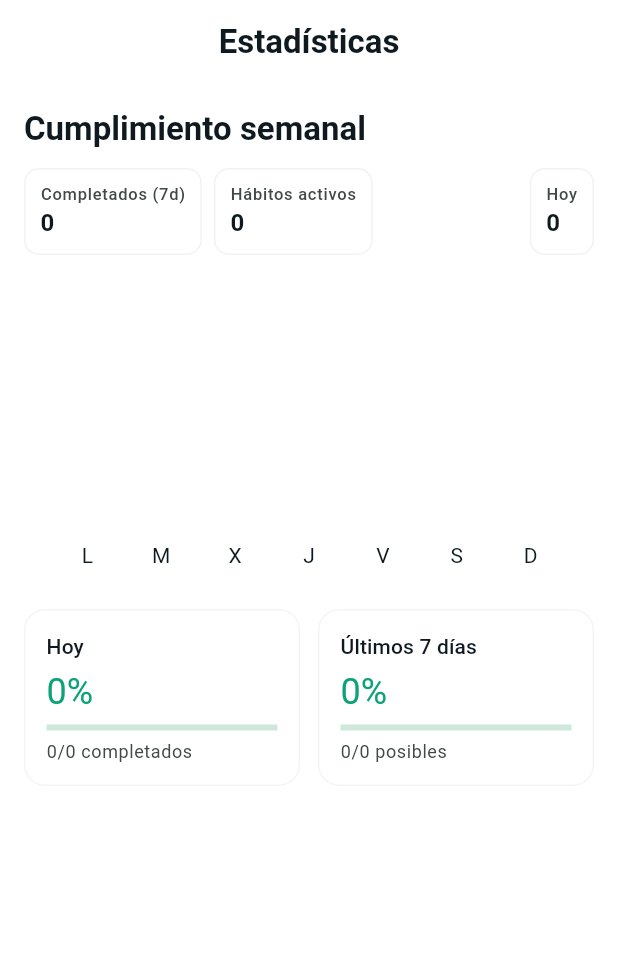
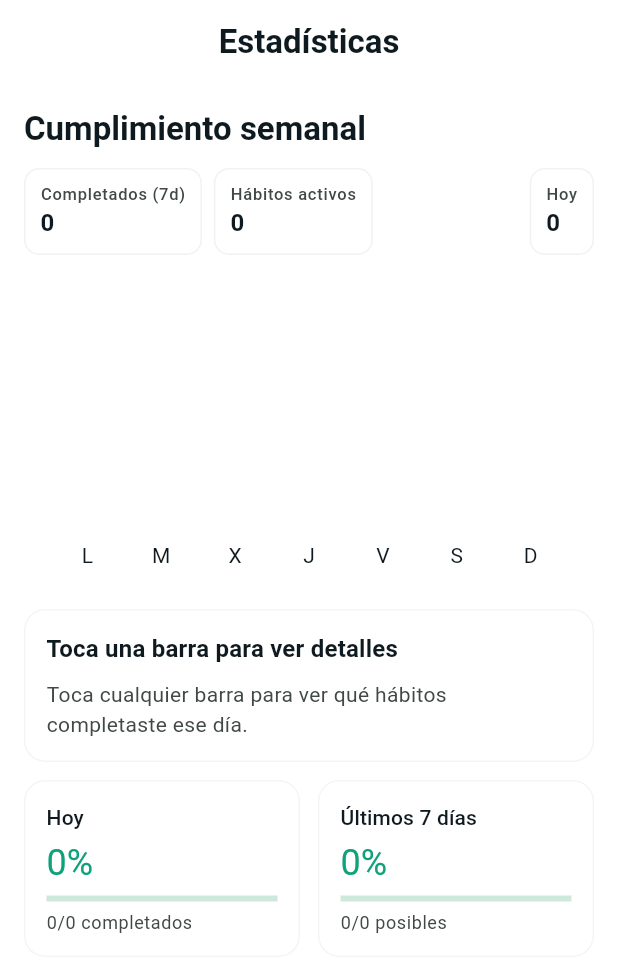
Before and after one commit to rhq-omni777/habits_app, a Flutter app: the StatsPage screen opened by its route, on a phone screen of 412 x 824 dp. Shown: the top 972 px of the screen. Run offline on Flutter 3.47's test engine with Material 3 defaults, Android fonts, the phone set to English and light mode, and no system bars; drawn by our look-alikes of fl_chart; our stand-ins replace cloud_firestore, firebase_auth, firebase_core, flutter_local_notifications, flutter_riverpod, geolocator and 3 more; accounts and stored records are empty.

Commit message:
Inline stats day details panel instead of modal sheet

```diff
--- a/lib/presentation/pages/stats_page.dart
+++ b/lib/presentation/pages/stats_page.dart
@@ -5,6 +5,8 @@ import '../../domain/entities/habit_progress_entity.dart';
 import '../../domain/entities/habit_entity.dart';
 import '../providers/habit_providers.dart';
 import '../providers/progress_providers.dart';
+
+final selectedDayIndexProvider = StateProvider<int?>((_) => null);
 
 class StatsPage extends ConsumerWidget {
   const StatsPage({super.key});
@@ -14,6 +16,7 @@ class StatsPage extends ConsumerWidget {
     final progress = (ref.watch(progressProvider).value ?? []).map(_normalize).toList();
     final habits = ref.watch(habitsProvider).value ?? [];
     final habitMap = {for (final h in habits) h.id: h};
+    final selectedDayIndex = ref.watch(selectedDayIndexProvider);
     final now = DateTime.now().toUtc();
     final days = List.generate(7, (i) => DateTime.utc(now.year, now.month, now.day).subtract(Duration(days: 6 - i)));
     final counts = _lastSevenDaysCounts(progress, days);
@@ -50,8 +53,7 @@ class StatsPage extends ConsumerWidget {
                     touchCallback: (event, response) {
                       if (!event.isInterestedForInteractions || response?.spot == null) return;
                       final index = response!.spot!.touchedBarGroupIndex;
-                      final day = days[index];
-                      _showDayDetails(context, day, progress, habitMap);
+                      ref.read(selectedDayIndexProvider.notifier).state = index;
                     },
                   ),
                   gridData: const FlGridData(show: false),
@@ -81,6 +83,14 @@ class StatsPage extends ConsumerWidget {
               ),
             ),
             const SizedBox(height: 24),
+            _DayDetails(
+              days: days,
+              selectedIndex: selectedDayIndex,
+              progress: progress,
+              habitMap: habitMap,
+              onClearSelected: () => ref.read(selectedDayIndexProvider.notifier).state = null,
+            ),
+            const SizedBox(height: 12),
             Row(
               children: [
                 Expanded(
@@ -122,47 +132,85 @@ class StatsPage extends ConsumerWidget {
         completed: p.completed,
       );
 
-  Future<void> _showDayDetails(
-    BuildContext context,
-    DateTime day,
-    List<HabitProgressEntity> progress,
-    Map<String, HabitEntity> habitMap,
-  ) async {
-    final completed = progress
+}
+
+class _DayDetails extends StatelessWidget {
+  const _DayDetails({
+    required this.days,
+    required this.selectedIndex,
+    required this.progress,
+    required this.habitMap,
+    required this.onClearSelected,
+  });
+
+  final List<DateTime> days;
+  final int? selectedIndex;
+  final List<HabitProgressEntity> progress;
+  final Map<String, HabitEntity> habitMap;
+  final VoidCallback onClearSelected;
+
+  @override
+  Widget build(BuildContext context) {
+    final scheme = Theme.of(context).colorScheme;
+    final day = selectedIndex != null && selectedIndex! < days.length ? days[selectedIndex!] : null;
+    final completed = day == null
+        ? const <HabitEntity>[]
+        : progress
             .where((p) => p.date == day && p.completed)
             .map((p) => habitMap[p.habitId])
             .whereType<HabitEntity>()
             .toList();
 
-    await showModalBottomSheet(
-      context: context,
-      showDragHandle: true,
-      builder: (ctx) {
-        final label = '${day.day.toString().padLeft(2, '0')}/${day.month.toString().padLeft(2, '0')}';
-        return Padding(
-          padding: const EdgeInsets.fromLTRB(16, 12, 16, 24),
+    return AnimatedSwitcher(
+      duration: const Duration(milliseconds: 180),
+      child: Container(
+        key: ValueKey(day ?? 'none'),
+        padding: const EdgeInsets.all(14),
+        decoration: BoxDecoration(
+          color: scheme.surface,
+          borderRadius: BorderRadius.circular(14),
+          border: Border.all(color: scheme.outline.withValues(alpha: 0.08)),
+        ),
         child: Column(
           crossAxisAlignment: CrossAxisAlignment.start,
-            mainAxisSize: MainAxisSize.min,
           children: [
-              Text('Completados el $label', style: Theme.of(ctx).textTheme.titleMedium),
+            Row(
+              children: [
+                Text(
+                  day == null
+                      ? 'Toca una barra para ver detalles'
+                      : 'Completados el ${day.day.toString().padLeft(2, '0')}/${day.month.toString().padLeft(2, '0')}',
+                  style: Theme.of(context).textTheme.titleMedium,
+                ),
+                const Spacer(),
+                if (day != null)
+                  IconButton(
+                    icon: const Icon(Icons.close),
+                    tooltip: 'Cerrar',
+                    onPressed: onClearSelected,
+                  ),
+              ],
+            ),
             const SizedBox(height: 8),
-              if (completed.isEmpty)
-                Text('No marcaste hábitos ese día.', style: Theme.of(ctx).textTheme.bodyMedium)
+            if (day == null)
+              Text('Toca cualquier barra para ver qué hábitos completaste ese día.',
+                  style: Theme.of(context).textTheme.bodyMedium?.copyWith(color: scheme.onSurfaceVariant))
+            else if (completed.isEmpty)
+              Text('No marcaste hábitos ese día.', style: Theme.of(context).textTheme.bodyMedium)
             else
               ...completed.map(
                 (habit) => ListTile(
+                  contentPadding: EdgeInsets.zero,
                   leading: Icon(
                     IconData(habit.iconCodePoint, fontFamily: habit.iconFontFamily, fontPackage: habit.iconFontPackage),
-                      color: Theme.of(ctx).colorScheme.primary,
+                    color: scheme.primary,
                   ),
                   title: Text(habit.title),
                 ),
               ),
           ],
         ),
-        );
-      },
+      ),
     );
   }
 }
```
Lines whose indentation alone changed are shown as unchanged.
